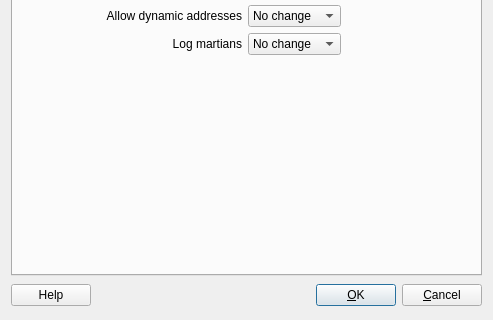
The window that src/firewallfabrik/gui/ui/linuxsettingsdialog_q.ui (Linuxfabrik/firewallfabrik) describes before a commit, drawn with Qt 5; both pictures show x 0 to 493 and y 288 to 608 of the 493 by 608 pixel window.
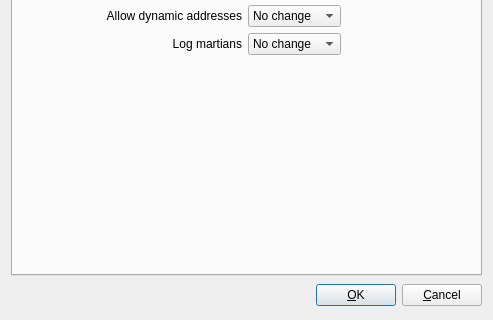
The same window after the commit.

The edit to the form file:
```diff
--- a/src/firewallfabrik/gui/ui/linuxsettingsdialog_q.ui
+++ b/src/firewallfabrik/gui/ui/linuxsettingsdialog_q.ui
@@ -1309,13 +1309,6 @@
    </item>
    <item row="1" column="0">
     <layout class="QHBoxLayout">
-     <item>
-      <widget class="QPushButton" name="buttonHelp">
-       <property name="text">
-        <string>Help</string>
-       </property>
-      </widget>
-     </item>
      <item>
       <spacer>
        <property name="orientation">
@@ -1365,7 +1358,7 @@
    </item>
   </layout>
  </widget>
- <layoutdefault spacing="6" margin="11"/>
+ <layoutdefault spacing="6" margin="11" />
  <tabstops>
   <tabstop>linux24_ip_forward</tabstop>
   <tabstop>linux24_ipv6_forward</tabstop>
```
Left out of the diff: 64 changed lines with no effect on the pictures.
